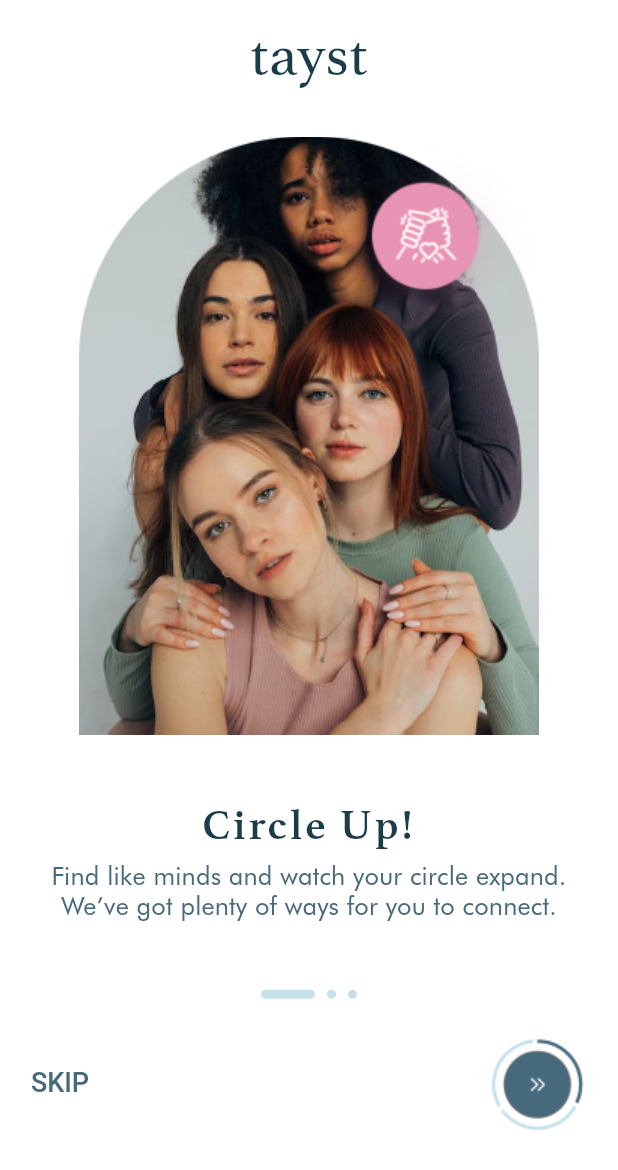
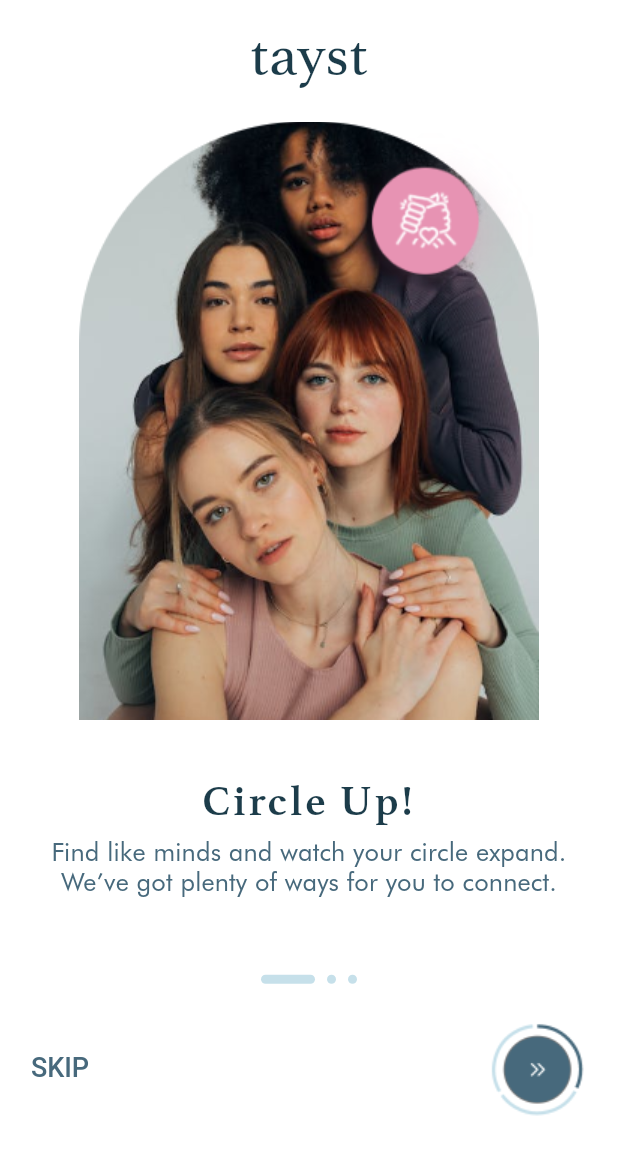
Before and after one commit to divyshukla15/SmoothIndicator, a Flutter app: the screen it shows after launch, on a phone screen of 412 x 824 dp. Shown: the top 1170 px of the screen. Run offline on Flutter 3.47's test engine with Material 2 defaults, Android fonts, the phone set to English and light mode, and no system bars; drawn by our look-alikes of smooth_page_indicator.

Commit message:
first commit

```diff
--- a/lib/card.dart
+++ b/lib/card.dart
@@ -21,10 +21,11 @@ class Card4 extends StatelessWidget {
               child: Column(
                 children: [
                   Padding(
+
                     padding: const EdgeInsets.only(left: 34.0, right: 34.0),
                     child: Image.asset(imgBig[pageChange]),
                   ),
-                  const SizedBox(height: 44),
+                  const SizedBox(height: 38),
                   Padding(
                     padding: const EdgeInsets.only(left: 12.0, right: 12.0),
                     child: Text(
--- a/lib/main.dart
+++ b/lib/main.dart
@@ -61,7 +61,7 @@ class _MyHomePageState extends State<MyHomePage> {
                     fontSize: 40,
                     fontFamily: "Aregular"),
               ),
-              const SizedBox(height: 20),
+              const SizedBox(height: 10),
 
               SizedBox(
 
```
